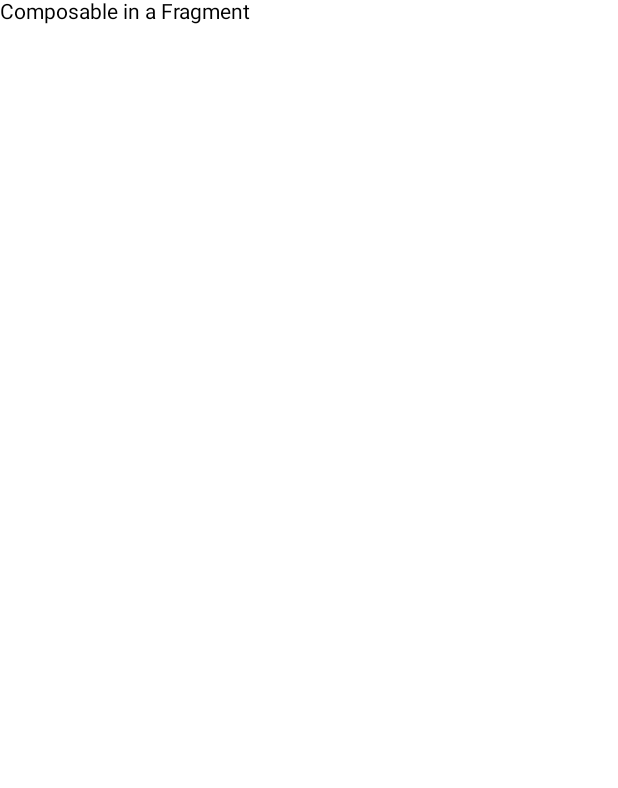
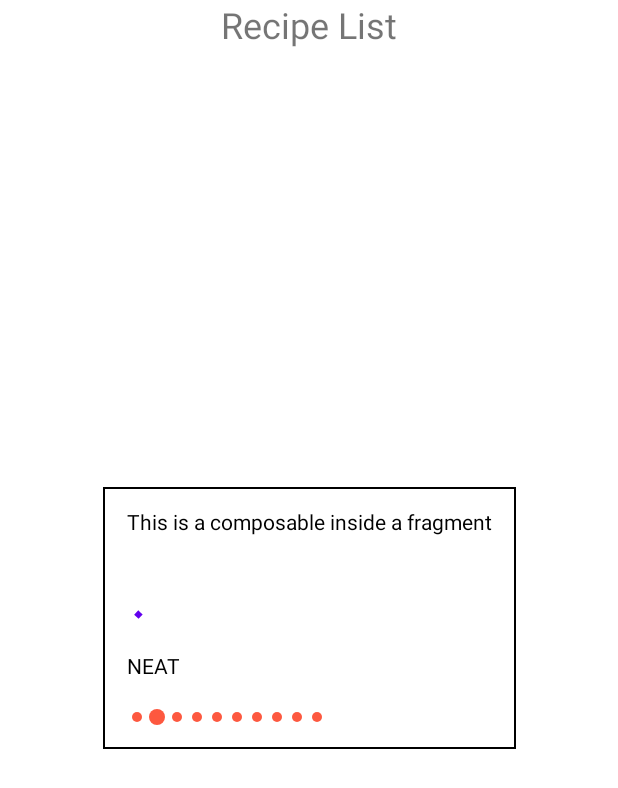
Before and after one commit to Jatin-Shihora/Recipe-App, an Android app built with Jetpack Compose: the screen it shows after launch (MainActivity), on a phone screen of 412 x 824 dp. Before the commit the part shown is almost empty. Shown: the top 788 px of the screen. Run offline under Robolectric (Android 15) with nearby library versions, the phone set to English and light mode, and no system bars.

Commit message:
Added a custom view HorizontalDottedProgress bar and a compose view inside a fragment

```diff
--- /dev/null
+++ b/app/src/main/java/com/example/reciepe_app_kt/HorizontalDottedProgress.kt
@@ -0,0 +1,104 @@
+package com.example.reciepe_app_kt
+
+import android.content.Context
+import android.graphics.Canvas
+import android.graphics.Color
+import android.graphics.Paint
+import android.util.AttributeSet
+import android.util.Log
+import android.view.View
+import android.view.animation.Animation
+import android.view.animation.LinearInterpolator
+import android.view.animation.Transformation
+
+
+class HorizontalDottedProgress : View {
+    //actual dot radius
+    private val mDotRadius = 5
+
+    //Bounced Dot Radius
+    private val mBounceDotRadius = 8
+
+    //to get identified in which position dot has to bounce
+    private var mDotPosition = 0
+
+    //specify how many dots you need in a progressbar
+    private val mDotAmount = 10
+
+    constructor(context: Context?) : super(context) {}
+    constructor(context: Context?, attrs: AttributeSet?) : super(context, attrs) {}
+    constructor(context: Context?, attrs: AttributeSet?, defStyleAttr: Int) : super(context, attrs, defStyleAttr) {}
+
+    //Method to draw your customized dot on the canvas
+    override fun onDraw(canvas: Canvas) {
+        super.onDraw(canvas)
+        val paint = Paint()
+
+        //set the color for the dot that you want to draw
+        paint.color = Color.parseColor("#fd583f")
+
+        //function to create dot
+        createDot(canvas, paint)
+    }
+
+    override fun onAttachedToWindow() {
+        super.onAttachedToWindow()
+        //Animation called when attaching to the window, i.e to your screen
+        startAnimation()
+    }
+
+    private fun createDot(canvas: Canvas, paint: Paint) {
+
+        //here i have setted progress bar with 10 dots , so repeat and wnen i = mDotPosition  then increase the radius of dot i.e mBounceDotRadius
+        for (i in 0 until mDotAmount) {
+            if (i == mDotPosition) {
+                canvas.drawCircle((10 + i * 20).toFloat(), mBounceDotRadius.toFloat(), mBounceDotRadius.toFloat(), paint)
+            } else {
+                canvas.drawCircle((10 + i * 20).toFloat(), mBounceDotRadius.toFloat(), mDotRadius.toFloat(), paint)
+            }
+        }
+    }
+
+    override fun onMeasure(widthMeasureSpec: Int, heightMeasureSpec: Int) {
+        super.onMeasure(widthMeasureSpec, heightMeasureSpec)
+        val width: Int
+        val height: Int
+
+        //calculate the view width
+        val calculatedWidth = 20 * 9
+        width = calculatedWidth
+        height = mBounceDotRadius * 2
+
+
+        //MUST CALL THIS
+        setMeasuredDimension(width, height)
+    }
+
+    private fun startAnimation() {
+        val bounceAnimation: BounceAnimation = BounceAnimation()
+        bounceAnimation.duration = 100
+        bounceAnimation.repeatCount = Animation.INFINITE
+        bounceAnimation.interpolator = LinearInterpolator()
+        bounceAnimation.setAnimationListener(object : Animation.AnimationListener {
+            override fun onAnimationStart(animation: Animation) {}
+            override fun onAnimationEnd(animation: Animation) {}
+            override fun onAnimationRepeat(animation: Animation) {
+                mDotPosition++
+                //when mDotPosition == mDotAmount , then start again applying animation from 0th positon , i.e  mDotPosition = 0;
+                if (mDotPosition == mDotAmount) {
+                    mDotPosition = 0
+                }
+                Log.d("INFOMETHOD", "----On Animation Repeat----")
+            }
+        })
+        startAnimation(bounceAnimation)
+    }
+
+    private inner class BounceAnimation : Animation() {
+        override fun applyTransformation(interpolatedTime: Float, t: Transformation) {
+            super.applyTransformation(interpolatedTime, t)
+            //call invalidate to redraw your view againg.
+            invalidate()
+        }
+    }
+}
--- a/app/src/main/java/com/example/reciepe_app_kt/RecipeListFragment.kt
+++ b/app/src/main/java/com/example/reciepe_app_kt/RecipeListFragment.kt
@@ -4,8 +4,18 @@ import android.os.Bundle
 import android.view.LayoutInflater
 import android.view.View
 import android.view.ViewGroup
+import androidx.compose.foundation.BorderStroke
+import androidx.compose.foundation.border
+import androidx.compose.foundation.layout.Column
+import androidx.compose.foundation.layout.Spacer
+import androidx.compose.foundation.layout.padding
+import androidx.compose.material.CircularProgressIndicator
 import androidx.compose.material.Text
+import androidx.compose.ui.Modifier
+import androidx.compose.ui.graphics.Color
 import androidx.compose.ui.platform.ComposeView
+import androidx.compose.ui.unit.dp
+import androidx.compose.ui.viewinterop.AndroidView
 import androidx.fragment.app.Fragment
 
 class RecipeListFragment : Fragment() {
@@ -13,11 +23,21 @@ class RecipeListFragment : Fragment() {
         inflater: LayoutInflater,
         container: ViewGroup?,
         savedInstanceState: Bundle?
-    ): View? {
-        val view = ComposeView(requireContext())
-        view.apply {
-            setContent {
-                Text(text = "Composable in a Fragment")
+    ): View {
+        val view = inflater.inflate(R.layout.fragment_recipe_list,container , false)
+        view.findViewById<ComposeView>(R.id.compose_view).setContent {
+            Column(modifier = Modifier
+                .border(border = BorderStroke(1.dp, Color.Black))
+                .padding(16.dp))
+            {
+                Text(text = "This is a composable inside a fragment")
+                Spacer(modifier = Modifier.padding(10.dp))
+                CircularProgressIndicator()
+                Spacer(modifier = Modifier.padding(10.dp))
+                Text(text = "NEAT")
+                Spacer(modifier = Modifier.padding(10.dp))
+                // a custom view
+                AndroidView(factory = {HorizontalDottedProgress(requireContext())})
             }
         }
         return view
--- a/app/src/main/res/layout/fragment_recipe_list.xml
+++ b/app/src/main/res/layout/fragment_recipe_list.xml
@@ -13,4 +13,13 @@
         android:text="Recipe List"
         android:textSize="24sp"/>
 
+    <androidx.compose.ui.platform.ComposeView
+        android:layout_width="wrap_content"
+        android:layout_height="wrap_content"
+        app:layout_constraintTop_toTopOf="parent"
+        app:layout_constraintEnd_toEndOf="parent"
+        app:layout_constraintStart_toStartOf="parent"
+        app:layout_constraintBottom_toBottomOf="parent"
+        android:id="@+id/compose_view"
+        />
 </androidx.constraintlayout.widget.ConstraintLayout>
```
